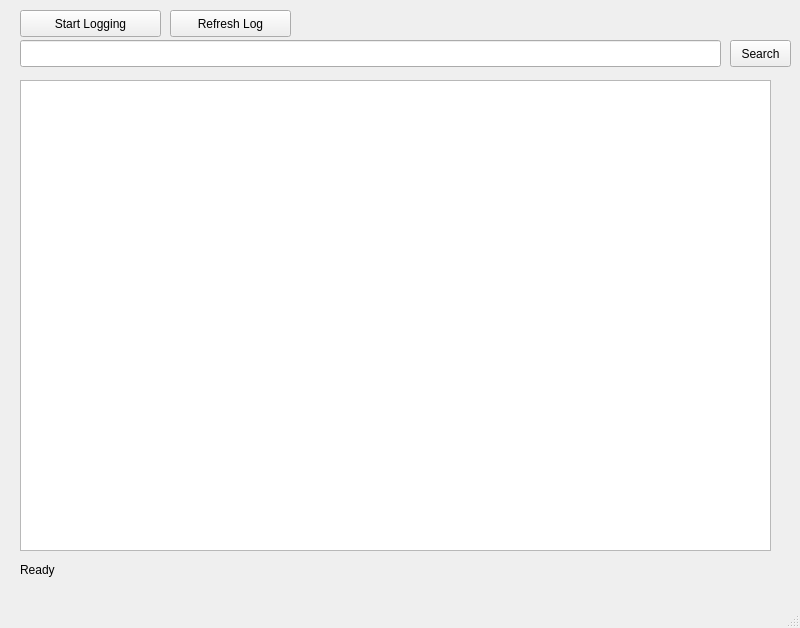
Before: the Qt Designer form gui/mainWindow.ui in IvanGranero/pktAnalyzer, drawn with Qt 5.
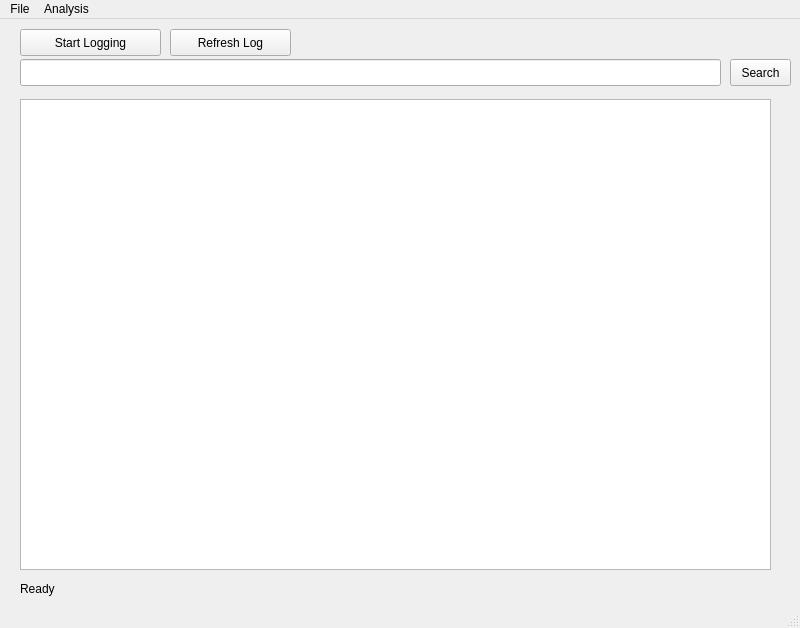
After: the same form once the commit is applied.

```diff
--- a/gui/mainWindow.ui
+++ b/gui/mainWindow.ui
@@ -93,9 +93,23 @@
      <x>0</x>
      <y>0</y>
      <width>800</width>
-     <height>24</height>
+     <height>22</height>
     </rect>
    </property>
+   <widget class="QMenu" name="menuFile">
+    <property name="title">
+     <string>File</string>
+    </property>
+    <addaction name="actionOpen"/>
+    <addaction name="actionSave"/>
+   </widget>
+   <widget class="QMenu" name="menuAnalysis">
+    <property name="title">
+     <string>Analysis</string>
+    </property>
+   </widget>
+   <addaction name="menuFile"/>
+   <addaction name="menuAnalysis"/>
   </widget>
   <widget class="QStatusBar" name="statusbar"/>
  </widget>
```
Left out of the diff: 10 changed lines with no effect on the pictures.
